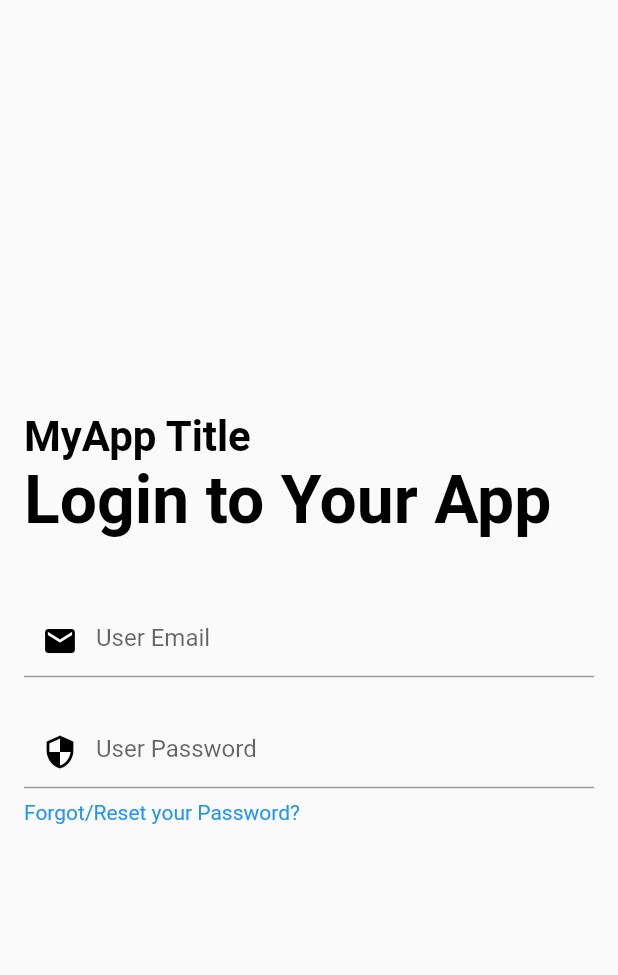
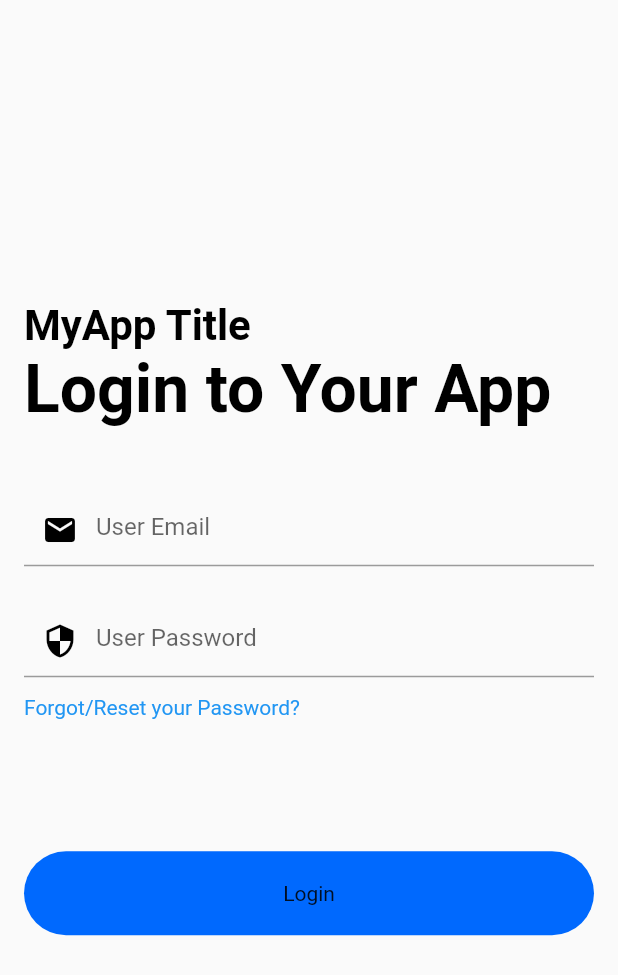
Before and after one commit to jsifuen711/Flutterbanana, a Flutter app: the screen it shows after launch, on a phone screen of 412 x 824 dp. Shown: the top 975 px of the screen. Run offline on Flutter 3.47's test engine with Material 2 defaults, Android fonts, the phone set to English and light mode, and no system bars.

Commit message:
New Update
Added rounded login button

```diff
--- a/app_1/lib/main.dart
+++ b/app_1/lib/main.dart
@@ -54,8 +54,8 @@ class _LoginScreenState extends State<LoginScreen> {
       child: Column(
         mainAxisAlignment: MainAxisAlignment.center,
         crossAxisAlignment: CrossAxisAlignment.start,
-        children: const [
-          Text(
+        children: [
+          const Text(
             "MyApp Title",
             style: TextStyle(
               color: Colors.black,
@@ -63,7 +63,7 @@ class _LoginScreenState extends State<LoginScreen> {
               fontWeight: FontWeight.bold,
             ),
           ),
-          Text(
+          const Text(
             "Login to Your App",
             style: TextStyle(
               color: Colors.black,
@@ -71,10 +71,10 @@ class _LoginScreenState extends State<LoginScreen> {
               fontWeight: FontWeight.bold,
             ),
           ),
-          SizedBox(
+          const SizedBox(
             height: 44.0,
           ),
-          TextField(
+          const TextField(
             keyboardType: TextInputType.emailAddress,
             decoration: InputDecoration(
               hintText: "User Email",
@@ -84,10 +84,10 @@ class _LoginScreenState extends State<LoginScreen> {
               ),
             ),
           ),
-          SizedBox(
+          const SizedBox(
             height: 26.0,
           ),
-          TextField(
+          const TextField(
             obscureText: true,
             decoration: InputDecoration(
               hintText: "User Password",
@@ -98,13 +98,28 @@ class _LoginScreenState extends State<LoginScreen> {
               ),
             ),
           ),
-          SizedBox(
-            height: 8.0,
+          const SizedBox(
+            height: 12.0,
           ),
-          Text(
+          const Text(
             "Forgot/Reset your Password?",
             style: TextStyle(color: Colors.blue),
-          )
+          ),
+          const SizedBox(
+            height: 88.0,
+          ),
+          Container(
+            width: double.infinity,
+            child: RawMaterialButton(
+              fillColor: Color(0xFF0069FE),
+              elevation: 0.0,
+              padding: EdgeInsets.symmetric(vertical: 20.0),
+              shape: RoundedRectangleBorder(
+                  borderRadius: BorderRadius.circular(36.0)),
+              onPressed: () {},
+              child: Text("Login"),
+            ),
+          ),
         ],
       ),
     );
```
